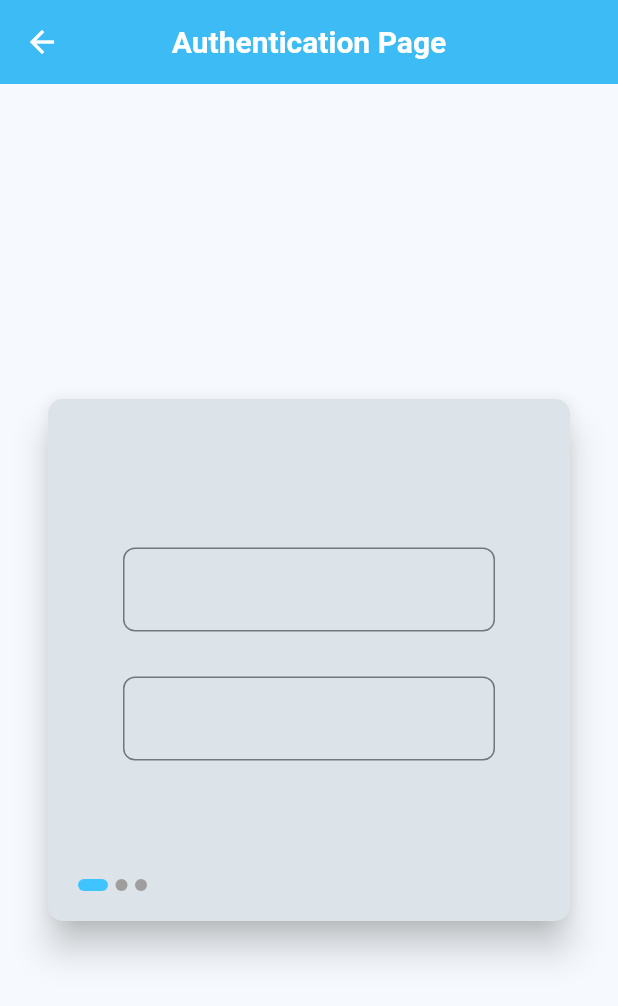
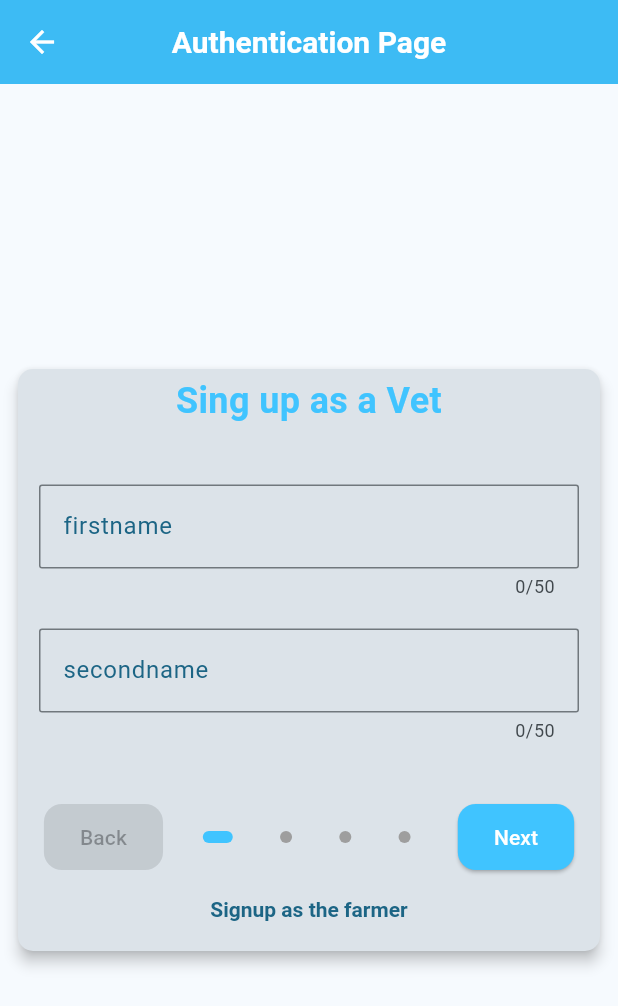
Before and after one commit to Zedestar/flutter_kuku_app, a Flutter app: the AuthPage screen opened by its route, after a tap on "Login", after a tap on "Don't have an account? Sign up", after a tap on "Signup as a vet", on a phone screen of 412 x 824 dp. Shown: the top 1006 px of the screen. Run offline on Flutter 3.47's test engine with Material 3 defaults, Android fonts, the phone set to English and light mode, and no system bars; our stand-ins replace curved_navigation_bar, easy_localization, fl_chart, flutter_markdown, flutter_secure_storage, graphql_flutter and 4 more; accounts and stored records are empty; project files that could hold a hidden picture were left out.

Commit message:
The commit after refactoring the authentication page to include the pageConroller

```diff
--- a/lib/pages/authentication_page.dart
+++ b/lib/pages/authentication_page.dart
@@ -1,9 +1,11 @@
 import 'package:easy_localization/easy_localization.dart';
 import 'package:flutter/material.dart';
 import 'package:graphql_flutter/graphql_flutter.dart';
+import 'package:image_picker/image_picker.dart';
 import 'package:kuku_app/constants/constant.dart';
 import 'package:kuku_app/token/token_helper.dart';
 import 'package:kuku_app/widgets/app_bar.dart';
+import 'package:kuku_app/widgets/form_input_vet.dart';
 
 class AuthPage extends StatefulWidget {
   const AuthPage({super.key});
@@ -20,6 +22,9 @@ class _AuthPageState extends State<AuthPage> {
   final _usernameController = TextEditingController();
   final _passwordController = TextEditingController();
   final _confirmPasswordController = TextEditingController();
+  final _secondName = TextEditingController();
+  final _phoneNumber = TextEditingController();
+  XFile? vetCertificate;
   final _pageController = PageController();
   int _currentPage = 0;
 
@@ -30,50 +35,10 @@ class _AuthPageState extends State<AuthPage> {
     _confirmPasswordController.dispose();
     _usernameController.dispose();
     _pageController.dispose();
+    _phoneNumber.dispose();
+    _secondName.dispose();
     super.dispose();
   }
-
-  final List<Widget> _content = [
-    Padding(
-      padding: const EdgeInsets.all(30),
-      child: Column(
-        mainAxisAlignment: MainAxisAlignment.center,
-        children: [
-          TextFormField(),
-          SizedBox(
-            height: 30,
-          ),
-          TextFormField(),
-        ],
-      ),
-    ),
-    Padding(
-      padding: const EdgeInsets.all(30),
-      child: Column(
-        mainAxisAlignment: MainAxisAlignment.center,
-        children: [
-          TextFormField(),
-          SizedBox(
-            height: 30,
-          ),
-          TextFormField(),
-        ],
-      ),
-    ),
-    Padding(
-      padding: const EdgeInsets.all(30),
-      child: Column(
-        mainAxisAlignment: MainAxisAlignment.center,
-        children: [
-          TextFormField(),
-          SizedBox(
-            height: 30,
-          ),
-          TextFormField(),
-        ],
-      ),
-    ),
-  ];
 
   void _toggleAuthMode() {
     setState(() {
@@ -85,6 +50,12 @@ class _AuthPageState extends State<AuthPage> {
     setState(() {
       _vetMode = !_vetMode;
     });
+    _emailController.clear();
+    _usernameController.clear();
+    _passwordController.clear();
+    _confirmPasswordController.clear();
+    _secondName.clear();
+    _phoneNumber.clear();
   }
 
   void _onPageChange(int pageNumber) {
@@ -200,11 +171,19 @@ class _AuthPageState extends State<AuthPage> {
 
   String? _validateUsername(String? value) {
     if (value == null || value.isEmpty) {
-      return 'Please enter your username';
+      return 'Please enter your first name';
     }
     if (value.length < 3) {
       return 'Username must be at least 3 characters';
     }
+    return null;
+  }
+
+  String? _secondnameValidator(String? value) {
+    if (value == null || value.isEmpty) {
+      return "Second name can't be empty";
+    }
+
     return null;
   }
 
@@ -228,8 +207,123 @@ class _AuthPageState extends State<AuthPage> {
     return null;
   }
 
+  String? _phoneNumberValidation(String? value) {
+    if (value == null || value.trim().isEmpty) {
+      return 'Phone number can\'t be null';
+    }
+    if (!value.startsWith("+255")) {
+      return "Start with +255";
+    }
+    if (value.length != 13) {
+      return "Phonenumber should have 13 characters";
+    }
+    return null;
+  }
+
   @override
   Widget build(BuildContext context) {
+    final List<Widget> content = [
+      Padding(
+        padding: const EdgeInsets.all(10),
+        child: Column(
+          mainAxisAlignment: MainAxisAlignment.center,
+          children: [
+            InputFieldVetText(
+              inputLabel: "firstname",
+              inputHint: "Enter your firstname",
+              textType: TextInputType.text,
+              obscureText: false,
+              maxmumlength: 50,
+              theController: _usernameController,
+              validation: _validateUsername,
+            ),
+            SizedBox(
+              height: 20,
+            ),
+            InputFieldVetText(
+              inputLabel: "secondname",
+              inputHint: "Enter your second name",
+              textType: TextInputType.text,
+              obscureText: false,
+              maxmumlength: 50,
+              theController: _secondName,
+              validation: _secondnameValidator,
+            ),
+          ],
+        ),
+      ),
+      Padding(
+        padding: const EdgeInsets.all(10),
+        child: Column(
+          mainAxisAlignment: MainAxisAlignment.center,
+          children: [
+            InputFieldVetText(
+              inputLabel: "phone number",
+              inputHint: "Enter your phone number",
+              textType: TextInputType.number,
+              obscureText: false,
+              maxmumlength: 13,
+              theController: _phoneNumber,
+              validation: _phoneNumberValidation,
+            ),
+            SizedBox(
+              height: 20,
+            ),
+            InputFieldVetText(
+              inputLabel: "email",
+              inputHint: "Enter your email",
+              textType: TextInputType.emailAddress,
+              obscureText: false,
+              maxmumlength: 50,
+              theController: _emailController,
+              validation: _validateEmail,
+            ),
+          ],
+        ),
+      ),
+      Padding(
+        padding: const EdgeInsets.all(10),
+        child: Column(
+          mainAxisAlignment: MainAxisAlignment.center,
+          children: [
+            Text("Upload your certificate"),
+            SizedBox(
+              height: 5,
+            ),
+            OutlinedButton(onPressed: null, child: Text("Take from gallery"))
+          ],
+        ),
+      ),
+      Padding(
+        padding: const EdgeInsets.all(10),
+        child: Column(
+          mainAxisAlignment: MainAxisAlignment.center,
+          children: [
+            InputFieldVetText(
+              inputLabel: "password",
+              inputHint: "Enter your password",
+              textType: TextInputType.visiblePassword,
+              obscureText: true,
+              maxmumlength: 100,
+              theController: _passwordController,
+              validation: _validatePassword,
+            ),
+            SizedBox(
+              height: 20,
+            ),
+            InputFieldVetText(
+              inputLabel: "confirm password",
+              inputHint: "Confirm your password",
+              textType: TextInputType.visiblePassword,
+              obscureText: true,
+              maxmumlength: 100,
+              theController: _confirmPasswordController,
+              validation: _validateConfirmPassword,
+            ),
+          ],
+        ),
+      ),
+    ];
     return Scaffold(
       appBar: theAppBar(context, 'auth_page'),
       body: _vetMode != true
@@ -344,34 +438,61 @@ class _AuthPageState extends State<AuthPage> {
             )
           : Center(
               child: SingleChildScrollView(
-                padding: const EdgeInsets.all(20.0),
                 child: Card(
-                  elevation: 10.0,
+                  elevation: 4,
                   shape: RoundedRectangleBorder(
                     borderRadius: BorderRadius.circular(10.0),
                   ),
                   child: Padding(
-                    padding: const EdgeInsets.all(20.0),
+                    padding: const EdgeInsets.all(4.0),
                     child: Form(
                       key: _formKey,
                       child: Column(
                         mainAxisSize: MainAxisSize.min,
-                        crossAxisAlignment: CrossAxisAlignment.stretch,
+                        mainAxisAlignment: MainAxisAlignment.spaceBetween,
                         children: [
+                          Text(
+                            "Sing up as a Vet",
+                            textAlign: TextAlign.center,
+                            style: TextStyle(
+                              fontSize: 24.0,
+                              fontWeight: FontWeight.bold,
+                              color: kcolor,
+                            ),
+                          ),
                           SizedBox(
-                            height: 300,
+                            height: 250,
                             child: PageView.builder(
                               controller: _pageController,
                               onPageChanged: _onPageChange,
-                              itemCount: _content.length,
+                              itemCount: content.length,
                               itemBuilder: (context, index) {
-                                return _content[index];
+                                return content[index];
                               },
                             ),
                           ),
                           Row(
-                            children: List.generate(
-                              _content.length,
+                            mainAxisAlignment: MainAxisAlignment.spaceAround,
+                            children: [
+                              ElevatedButton(
+                                onPressed: _currentPage > 0
+                                    ? () {
+                                        setState(() {
+                                          _currentPage = _currentPage - 1;
+                                          _pageController.previousPage(
+                                            duration: const Duration(
+                                                milliseconds: 300),
+                                            curve: Curves.easeIn,
+                                          );
+                                        });
+                                      }
+                                    : null,
+                                style: ElevatedButton.styleFrom(
+                                    backgroundColor: kcolor),
+                                child: Text("Back"),
+                              ),
+                              ...List.generate(
+                                content.length,
                                 (index) => Container(
                                   margin: const EdgeInsets.only(right: 5),
                                   height: 8,
@@ -384,7 +505,28 @@ class _AuthPageState extends State<AuthPage> {
                                   ),
                                 ),
                               ),
+                              ElevatedButton(
+                                onPressed: _currentPage < content.length - 1
+                                    ? () {
+                                        setState(() {
+                                          _pageController.nextPage(
+                                            duration: const Duration(
+                                                milliseconds: 300),
+                                            curve: Curves.easeIn,
+                                          );
+                                          _currentPage = _currentPage + 1;
+                                        });
+                                      }
+                                    : null,
+                                style: ElevatedButton.styleFrom(
+                                    backgroundColor: kcolor),
+                                child: Text("Next"),
                               ),
+                            ],
+                          ),
+                          TextButton(
+                              onPressed: _toggleVetMode,
+                              child: Text("Signup as the farmer"))
                         ],
                       ),
                     ),
--- /dev/null
+++ b/lib/widgets/form_input_vet.dart
@@ -0,0 +1,37 @@
+import 'package:flutter/material.dart';
+
+class InputFieldVetText extends StatelessWidget {
+  const InputFieldVetText(
+      {super.key,
+      required this.inputLabel,
+      required this.inputHint,
+      required this.maxmumlength,
+      required this.textType,
+      required this.obscureText,
+      required this.theController,
+      required this.validation});
+
+  final TextEditingController theController;
+  final int maxmumlength;
+  final String inputHint;
+  final String inputLabel;
+  final TextInputType textType;
+  final String? Function(String? value)? validation;
+  final bool obscureText;
+
+  @override
+  Widget build(BuildContext context) {
+    return TextFormField(
+        maxLength: maxmumlength,
+        controller: theController,
+        keyboardType: textType,
+        obscureText: obscureText,
+        decoration: InputDecoration(
+          hintText: inputHint,
+          label: Text(inputLabel),
+          border: OutlineInputBorder(
+              borderRadius: BorderRadius.all(Radius.circular(2))),
+        ),
+        validator: validation);
+  }
+}
--- a/lib/widgets/form_input_widget.dart
+++ b/lib/widgets/form_input_widget.dart
@@ -15,7 +15,6 @@ class FormInputWidget extends StatelessWidget {
   final String inputHint;
   final String inputLabel;
   final TextInputType textType;
-  // final VoidCallback validatorFunction;
 
   @override
   Widget build(BuildContext context) {
```
Lines whose indentation alone changed are shown as unchanged.
